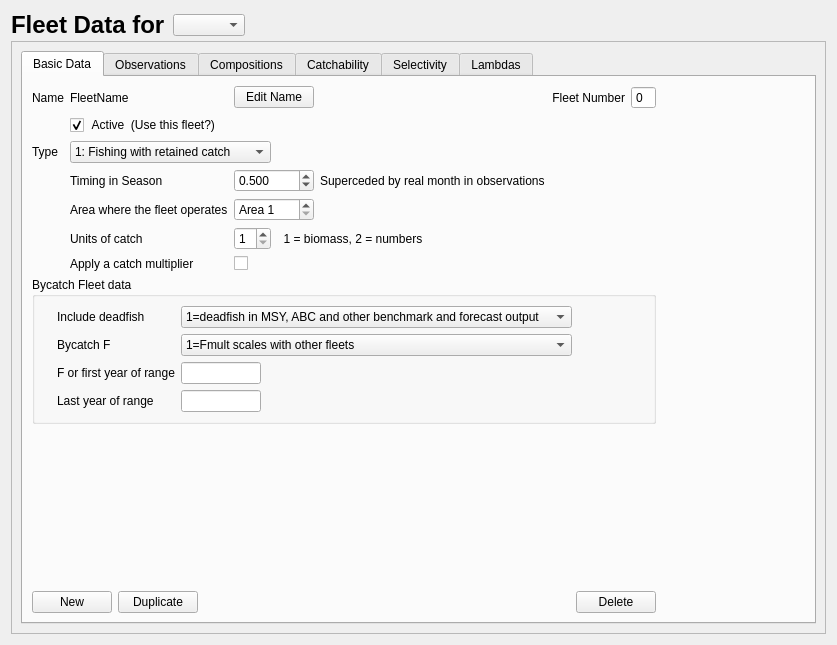
Before: the Qt Designer form src/fleet_widget.ui in nmfs-ost/ss3-ssi, drawn with Qt 5.
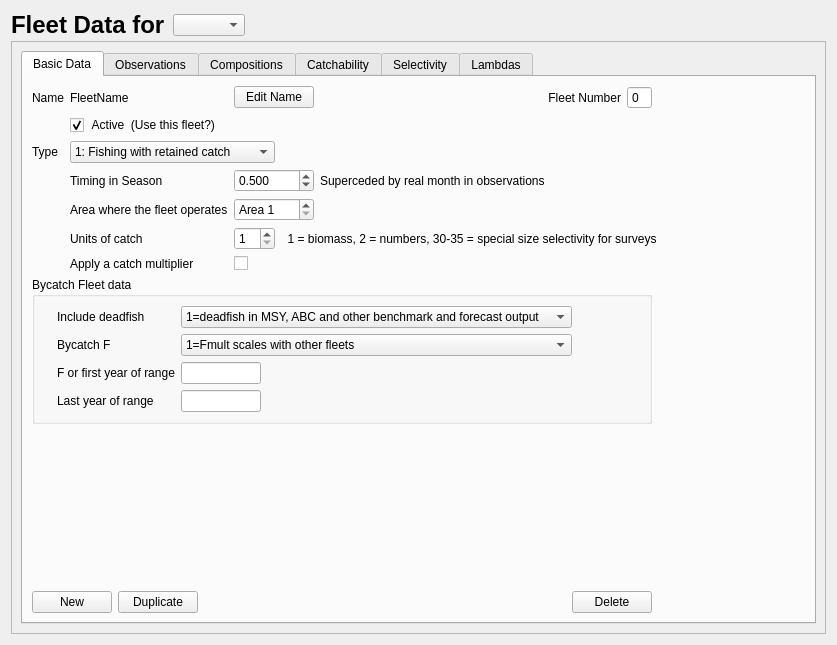
After: the same form once the commit is applied. The open tabs and pages were chosen to show the change. Icons and pictures are not drawn.

Commit message:
Names of equations in title bar of dialog
In work: double log (8,18), double normal plateau (23)

Diff of the .ui file:
```diff
--- a/src/fleet_widget.ui
+++ b/src/fleet_widget.ui
@@ -136,13 +136,6 @@
             </property>
            </widget>
           </item>
-          <item row="5" column="3" colspan="2">
-           <widget class="QLabel" name="label_units_info">
-            <property name="text">
-             <string>  1 = biomass, 2 = numbers</string>
-            </property>
-           </widget>
-          </item>
           <item row="6" column="2">
            <widget class="QCheckBox" name="checkBox_need_catch_mult">
             <property name="text">
@@ -156,7 +149,7 @@
              <number>1</number>
             </property>
             <property name="maximum">
-             <number>2</number>
+             <number>35</number>
             </property>
            </widget>
           </item>
@@ -485,6 +478,13 @@
             </item>
            </layout>
           </item>
+          <item row="5" column="3" colspan="5">
+           <widget class="QLabel" name="label_units_info">
+            <property name="text">
+             <string>  1 = biomass, 2 = numbers, 30-35 = special size selectivity for surveys</string>
+            </property>
+           </widget>
+          </item>
          </layout>
         </widget>
         <widget class="QWidget" name="tab_obs">
```
Left out of the diff: 6 changed lines with no effect on the pictures. The commit also changes 5 other files.
